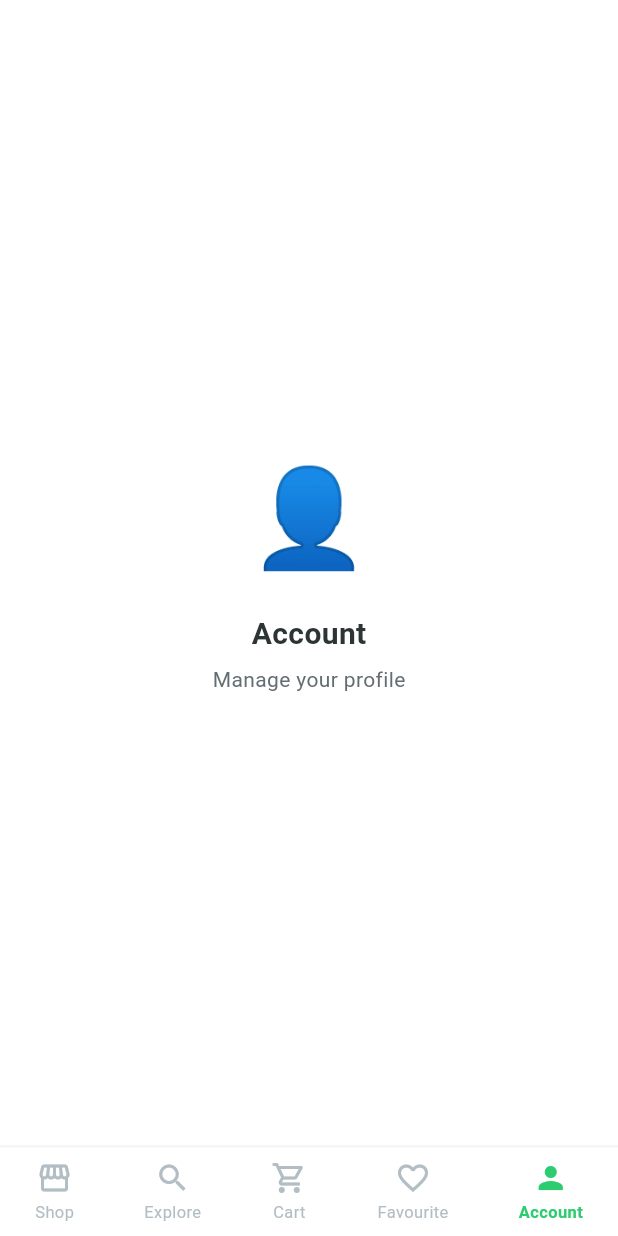
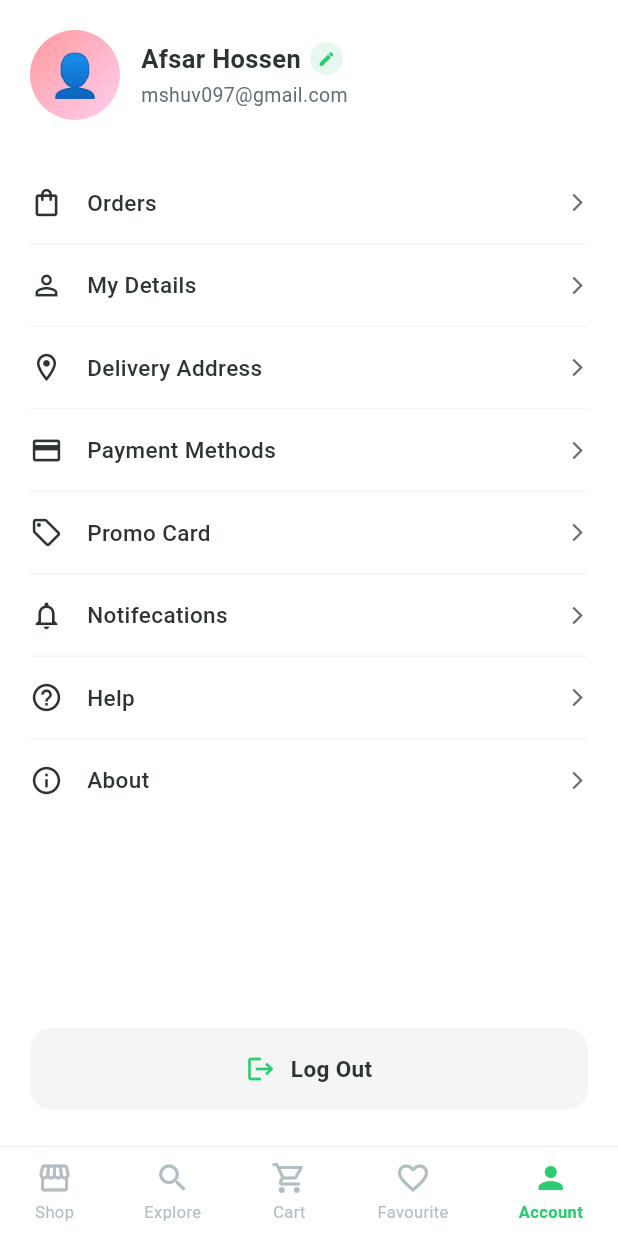
Before and after one commit to AaronPeterOcen/grocery_fl, a Flutter app: the screen it shows after launch, item 5 of the bottom bar chosen, on a phone screen of 412 x 824 dp. Run offline on Flutter 3.47's test engine with Material 3 defaults, Android fonts, the phone set to English and light mode, and no system bars.

Commit message:
updating the accounts page

```diff
--- a/lib/main.dart
+++ b/lib/main.dart
@@ -1300,34 +1300,181 @@ class FavouritesScreen extends StatelessWidget {
 // ═══════════════════════════════════════════════════════════════════════════════
 class AccountScreen extends StatelessWidget {
   const AccountScreen({super.key});
+
+  static const _menuItems = [
+    _AItem(Icons.shopping_bag_outlined, 'Orders'),
+    _AItem(Icons.person_outline, 'My Details'),
+    _AItem(Icons.location_on_outlined, 'Delivery Address'),
+    _AItem(Icons.credit_card_outlined, 'Payment Methods'),
+    _AItem(Icons.local_offer_outlined, 'Promo Card'),
+    _AItem(Icons.notifications_outlined, 'Notifecations'),
+    _AItem(Icons.help_outline, 'Help'),
+    _AItem(Icons.info_outline, 'About'),
+  ];
+
   @override
   Widget build(BuildContext context) => Scaffold(
     backgroundColor: Colors.white,
-    body: const SafeArea(
-      child: Center(
-        child: Column(
-          mainAxisAlignment: MainAxisAlignment.center,
-          children: [
-            Text('👤', style: TextStyle(fontSize: 64)),
-            SizedBox(height: 16),
-            Text(
-              'Account',
-              style: TextStyle(
-                fontSize: 20,
-                fontWeight: FontWeight.bold,
-                color: kDarkText,
-              ),
-            ),
-            SizedBox(height: 6),
-            Text(
-              'Manage your profile',
-              style: TextStyle(fontSize: 14, color: kGrey),
-            ),
-          ],
-        ),
-      ),
-    ),
-  );
+    body: SafeArea(
+      child: Column(
+        children: [
+          Expanded(
+            child: SingleChildScrollView(
+              child: Column(
+                crossAxisAlignment: CrossAxisAlignment.start,
+                children: [
+                  // Profile header
+                  Padding(
+                    padding: const EdgeInsets.fromLTRB(20, 20, 20, 20),
+                    child: Row(
+                      children: [
+                        Container(
+                          width: 60,
+                          height: 60,
+                          decoration: const BoxDecoration(
+                            shape: BoxShape.circle,
+                            gradient: LinearGradient(
+                              colors: [Color(0xFFFF9A9E), Color(0xFFFECFEF)],
+                              begin: Alignment.topLeft,
+                              end: Alignment.bottomRight,
+                            ),
+                          ),
+                          child: const Center(
+                            child: Text('👤', style: TextStyle(fontSize: 28)),
+                          ),
+                        ),
+                        const SizedBox(width: 14),
+                        Expanded(
+                          child: Column(
+                            crossAxisAlignment: CrossAxisAlignment.start,
+                            children: [
+                              Row(
+                                children: [
+                                  const Text(
+                                    'Afsar Hossen',
+                                    style: TextStyle(
+                                      fontSize: 17,
+                                      fontWeight: FontWeight.bold,
+                                      color: kDarkText,
+                                    ),
+                                  ),
+                                  const SizedBox(width: 6),
+                                  Container(
+                                    width: 22,
+                                    height: 22,
+                                    decoration: BoxDecoration(
+                                      color: kGreen.withOpacity(0.12),
+                                      shape: BoxShape.circle,
+                                    ),
+                                    child: const Icon(
+                                      Icons.edit,
+                                      size: 12,
+                                      color: kGreen,
+                                    ),
+                                  ),
+                                ],
+                              ),
+                              const SizedBox(height: 3),
+                              const Text(
+                                'mshuv097@gmail.com',
+                                style: TextStyle(fontSize: 13, color: kGrey),
+                              ),
+                            ],
+                          ),
+                        ),
+                      ],
+                    ),
+                  ),
+                  const SizedBox(height: 8),
+                  // Menu
+                  ListView.separated(
+                    shrinkWrap: true,
+                    physics: const NeverScrollableScrollPhysics(),
+                    itemCount: _menuItems.length,
+                    separatorBuilder: (_, __) => Divider(
+                      color: Colors.grey.shade100,
+                      height: 1,
+                      indent: 20,
+                      endIndent: 20,
+                    ),
+                    itemBuilder: (_, i) => InkWell(
+                      onTap: () {},
+                      child: Padding(
+                        padding: const EdgeInsets.symmetric(
+                          horizontal: 20,
+                          vertical: 16,
+                        ),
+                        child: Row(
+                          children: [
+                            Icon(
+                              _menuItems[i].icon,
+                              color: kDarkText,
+                              size: 22,
+                            ),
+                            const SizedBox(width: 16),
+                            Expanded(
+                              child: Text(
+                                _menuItems[i].label,
+                                style: const TextStyle(
+                                  fontSize: 15,
+                                  color: kDarkText,
+                                  fontWeight: FontWeight.w500,
+                                ),
+                              ),
+                            ),
+                            const Icon(
+                              Icons.arrow_forward_ios,
+                              size: 14,
+                              color: kGrey,
+                            ),
+                          ],
+                        ),
+                      ),
+                    ),
+                  ),
+                ],
+              ),
+            ),
+          ),
+          // Log Out
+          Padding(
+            padding: const EdgeInsets.fromLTRB(20, 12, 20, 24),
+            child: GestureDetector(
+              onTap: () {},
+              child: Container(
+                height: 54,
+                decoration: BoxDecoration(
+                  color: kLightGrey,
+                  borderRadius: BorderRadius.circular(14),
+                ),
+                child: Row(
+                  mainAxisAlignment: MainAxisAlignment.center,
+                  children: const [
+                    Icon(Icons.logout, color: kGreen, size: 20),
+                    SizedBox(width: 10),
+                    Text(
+                      'Log Out',
+                      style: TextStyle(
+                        fontSize: 15,
+                        fontWeight: FontWeight.w600,
+                        color: kDarkText,
+                      ),
+                    ),
+                  ],
+                ),
+              ),
+            ),
+          ),
+        ],
+      ),
+    ),
+  );
+}
+
+class _AItem {
+  final IconData icon;
+  final String label;
+  const _AItem(this.icon, this.label);
 }
 
 // ═══════════════════════════════════════════════════════════════════════════════
```
Also changed, not shown: lib/account_screen.dart (added, +187 -0 lines).
